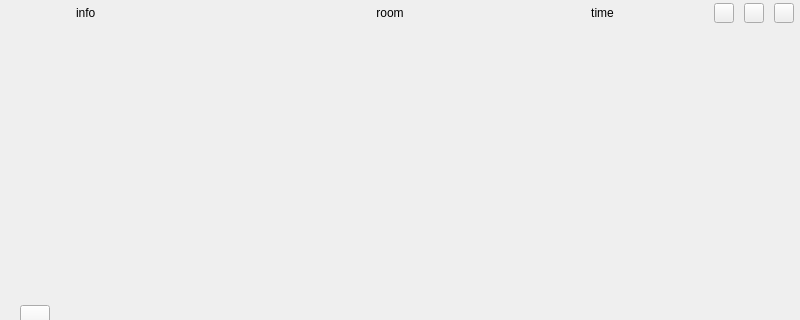
Before: the Qt Designer form Smart/forms/StudentWindow.ui in jackeyxp/obs-studio, drawn with Qt 5; both pictures show x 0 to 800 and y 0 to 320 of the 800 by 500 pixel window.
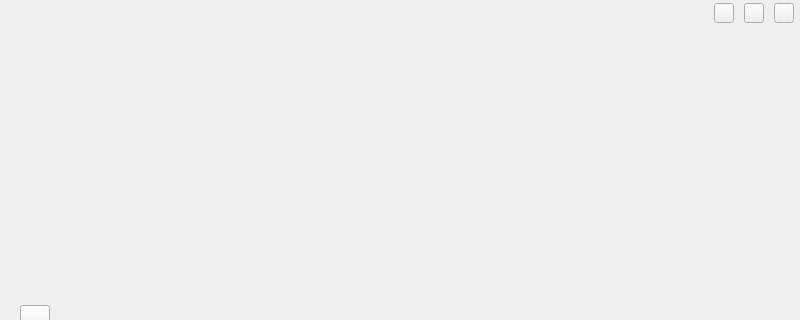
After: the same form once the commit is applied.

Commit message: 更新界面

Diff of the .ui file:
```diff
--- a/Smart/forms/StudentWindow.ui
+++ b/Smart/forms/StudentWindow.ui
@@ -224,29 +224,22 @@
          <number>3</number>
         </property>
         <item>
-         <widget class="QLabel" name="titleInfo">
-          <property name="text">
-           <string>info</string>
+         <spacer name="hori_Spacer_2">
+          <property name="orientation">
+           <enum>Qt::Horizontal</enum>
           </property>
-         </widget>
-        </item>
-        <item>
-         <widget class="QLabel" name="titleRoom">
-          <property name="text">
-           <string>room</string>
+          <property name="sizeHint" stdset="0">
+           <size>
+            <width>40</width>
+            <height>20</height>
+           </size>
           </property>
-          <property name="alignment">
-           <set>Qt::AlignCenter</set>
-          </property>
-         </widget>
+         </spacer>
         </item>
         <item>
          <widget class="QLabel" name="titleTime">
           <property name="text">
-           <string>time</string>
-          </property>
-          <property name="alignment">
-           <set>Qt::AlignCenter</set>
+           <string/>
           </property>
          </widget>
         </item>
```
Left out of the diff: 2 changed lines with no effect on the pictures. The commit also changes 2 other files.
